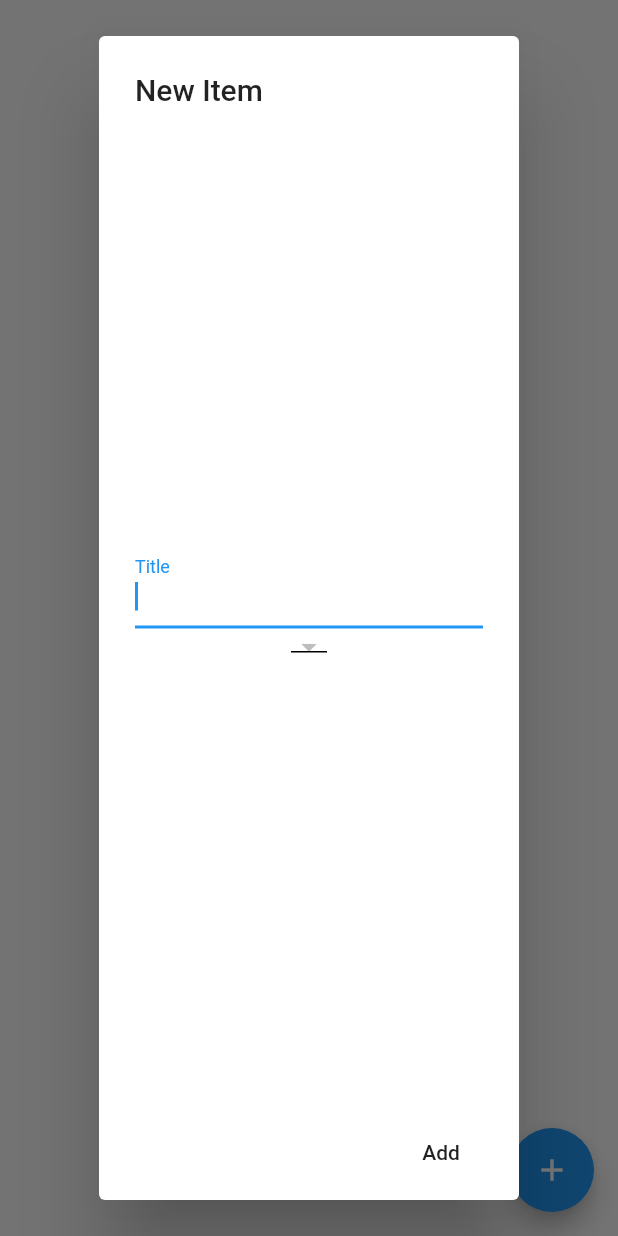
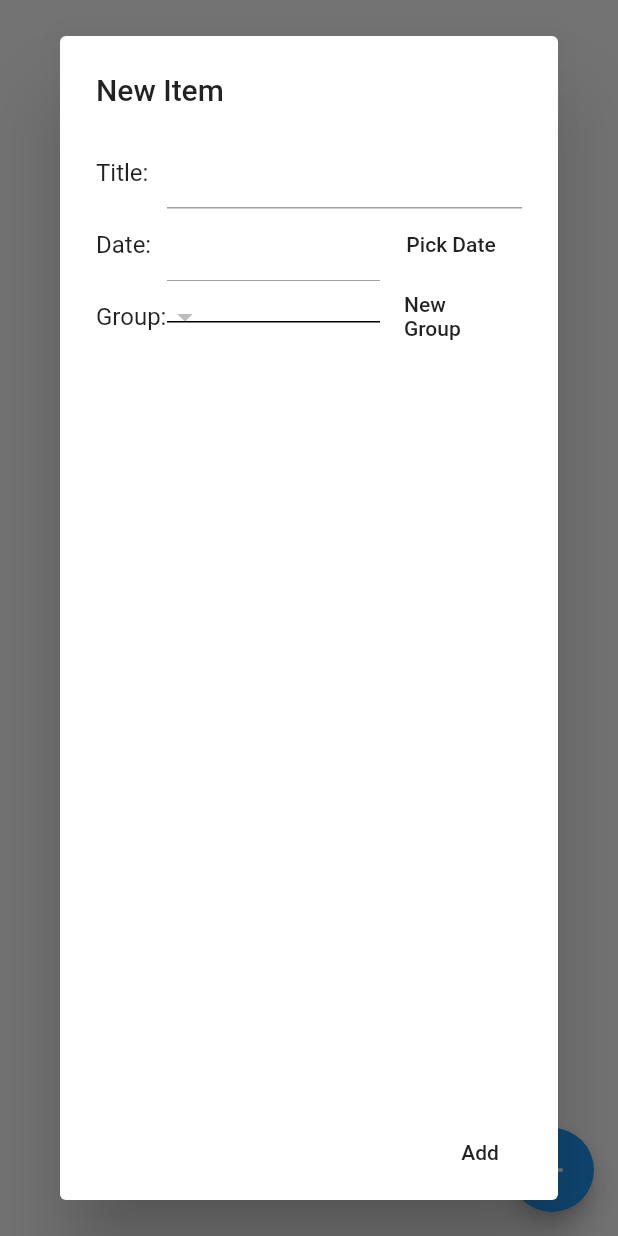
Before and after one commit to dnorment/cs4990, a Flutter app: the ToDoScreen screen opened directly, after a tap on the "add" icon, on a phone screen of 412 x 824 dp. Run offline on Flutter 3.47's test engine with Material 2 defaults, Android fonts, the phone set to English and light mode, and no system bars; our stand-ins replace firebase_auth; accounts and stored records are empty.

Commit message:
Todo list improvement, add date picking

```diff
--- a/calenda/lib/components/item.dart
+++ b/calenda/lib/components/item.dart
@@ -1,8 +1,9 @@
 import 'group.dart';
 
 class Item {
-  Item({this.title, this.group});
+  Item({this.title, this.group, this.dueDate});
 
   String title;
   Group group;
+  DateTime dueDate;
 }
--- a/calenda/lib/components/itemform.dart
+++ b/calenda/lib/components/itemform.dart
@@ -1,6 +1,5 @@
 import 'package:calenda/components/group.dart';
 import 'package:calenda/components/item.dart';
-import 'package:calenda/components/systempadding.dart';
 import 'package:flutter/material.dart';
 
 import 'calenda.dart';
@@ -12,7 +11,9 @@ class ItemForm extends StatefulWidget {
 
 class _ItemFormState extends State<ItemForm> {
   TextEditingController _titleEditingController = TextEditingController();
-  Group selectedGroup = Group.NONE;
+  TextEditingController _dateTextEditingController = TextEditingController();
+  DateTime _selectedDate;
+  Group _selectedGroup = Group.NONE;
 
   @override
   Widget build(BuildContext context) {
@@ -20,21 +21,71 @@ class _ItemFormState extends State<ItemForm> {
       title: Text("New Item"),
       content: Form(
         child: Column(
-            mainAxisAlignment: MainAxisAlignment.center,
+            mainAxisAlignment: MainAxisAlignment.start,
             children: <Widget>[
-              SystemPadding(
+              Row(
+                children: <Widget>[
+                  Expanded(
+                    flex: 1,
+                    child: Text("Title: "),
+                  ),
+                  Expanded(
+                    flex: 5,
                     child: TextField(
-                  autofocus: true,
                       controller: _titleEditingController,
-                  style: TextStyle(color: Colors.black),
-                  decoration: InputDecoration(
-                    border: UnderlineInputBorder(),
-                    labelText: 'Title',
+                    ),
+                  )
+                ],
+              ),
+              Row(
+                children: <Widget>[
+                  Expanded(
+                    flex: 1,
+                    child: Text("Date: "),
+                  ),
+                  Expanded(
+                    flex: 3,
+                    child: TextField(
+                      controller: _dateTextEditingController,
+                      enabled: false,
                     ),
                   ),
+                  Expanded(
+                    flex: 2,
+                    child: FlatButton(
+                      child: Text("Pick Date"),
+                      onPressed: () {
+                        showDatePicker(
+                          context: context,
+                          initialDate: DateTime.now(),
+                          firstDate:
+                              DateTime.now().subtract(Duration(days: 365)),
+                          lastDate: DateTime.now().add(Duration(days: 3650)),
+                        ).then((DateTime date) {
+                          if (date != null) {
+                            _selectedDate = date;
+                            setState(() {
+                              _dateTextEditingController.text =
+                                  date.toString().substring(0, 10);
+                            });
+                          }
+                        });
+                        ;
+                      },
                     ),
-              DropdownButton<Group>(
-                  value: selectedGroup,
+                  ),
+                ],
+              ),
+              Row(
+                children: <Widget>[
+                  Expanded(
+                    flex: 1,
+                    child: Text("Group: "),
+                  ),
+                  Expanded(
+                    flex: 3,
+                    child: DropdownButton<Group>(
+                      value: _selectedGroup,
                       icon: Icon(Icons.arrow_drop_down),
                       underline: Container(
                         height: 1,
@@ -42,7 +93,7 @@ class _ItemFormState extends State<ItemForm> {
                       ),
                       onChanged: (Group newGroup) {
                         setState(() {
-                      selectedGroup = newGroup;
+                          _selectedGroup = newGroup;
                         });
                       },
                       items: Calenda.of(context)
@@ -52,8 +103,19 @@ class _ItemFormState extends State<ItemForm> {
                           value: group,
                           child: Text(group.name),
                         );
-                  })
-                  .toList(),
+                      }).toList(),
+                    ),
+                  ),
+                  Expanded(
+                    flex: 2,
+                    child: FlatButton(
+                      child: Text("New Group"), //TODO
+                      onPressed: () {
+                        Calenda.of(context).syncUpload();
+                      },
+                    ),
+                  ),
+                ],
               ),
             ]),
       ),
@@ -63,7 +125,8 @@ class _ItemFormState extends State<ItemForm> {
           onPressed: () {
             Item item = Item(
               title: _titleEditingController.text,
-              group: selectedGroup,
+              dueDate: _selectedDate,
+              group: _selectedGroup,
             );
             Navigator.pop(context, item);
           },
--- a/calenda/lib/components/itemtile.dart
+++ b/calenda/lib/components/itemtile.dart
@@ -22,6 +22,10 @@ class ItemTile extends ListTile {
       ),
       title: Text(item.title),
       subtitle: item.group == Group.NONE ? null : Text(item.group.name),
+      trailing: item.dueDate != null ?
+      Text("${item.dueDate.month}/${item.dueDate.day}",
+        textAlign: TextAlign.right,
+      ) : Text(""),
     );
   }
 }
--- a/calenda/lib/components/systempadding.dart
+++ /dev/null
@@ -1,18 +0,0 @@
-import 'package:flutter/material.dart';
-
-class SystemPadding extends StatelessWidget {
-  SystemPadding({
-    Key key,
-    @required this.child,
-    }) : super(key: key);
-
-  final Widget child;
-
-  @override
-  Widget build(BuildContext context) {
-    return Container(
-      padding: MediaQuery.of(context).viewInsets,
-      child: child,
-    );
-  }
-}
--- a/calenda/lib/login.dart
+++ b/calenda/lib/login.dart
@@ -181,13 +181,12 @@ class _LoginPageState extends State<LoginPage> {
                         );
 
                         res.then((value) {
+                          Calenda.of(context).user = value.user;
                           Navigator.pushReplacement(
                               context,
                               MaterialPageRoute(
-                                  builder: (context) => Calenda(
-                                        user: value.user,
-                                        child: CalendaHome(),
-                                      )));
+                                  builder: (context) => CalendaHome()
+                              ));
                         }).catchError((err) {
                           if (err
                               .toString()
--- a/calenda/lib/screens/todo.dart
+++ b/calenda/lib/screens/todo.dart
@@ -18,11 +18,11 @@ class _ToDoScreenState extends State<ToDoScreen> {
       floatingActionButton: FloatingActionButton(
         child: Icon(Icons.add),
         onPressed: () {
-          showDialog(
+          showDialog<Item>(
             context: context,
             child: ItemForm(),
             barrierDismissible: true,
-          ).then((item) {
+          ).then((Item item) {
             if (item != null) {
               setState(() {
                 items.add(item);
```
Lines whose indentation alone changed are shown as unchanged.
